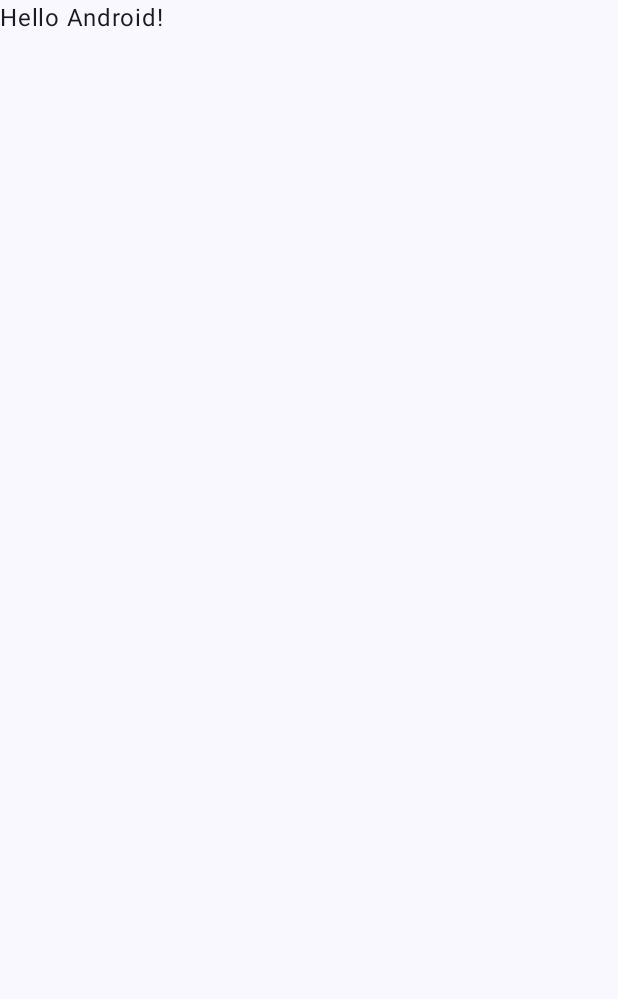
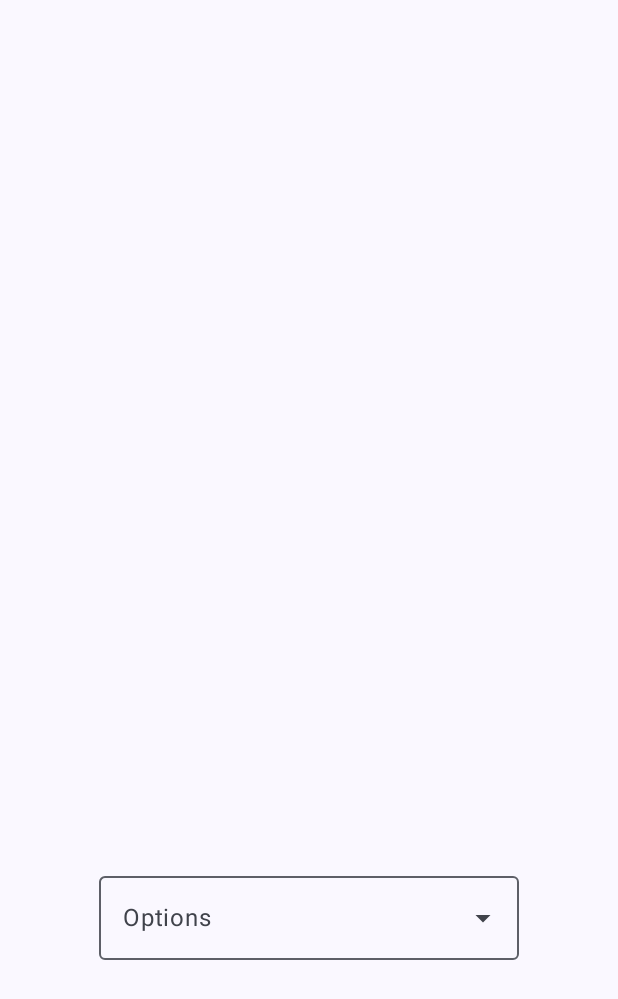
Before and after one commit to Notepad96/GreenGarden, an Android app built with Jetpack Compose: the screen it shows after launch (MainActivity), on a phone screen of 412 x 824 dp. Before the commit the part shown is almost empty. Shown: the top 999 px of the screen. Run offline under Robolectric (Android 15) with nearby library versions, the phone set to English and light mode, and no system bars.

Commit message:
Complete Proejct

```diff
--- a/DropdownMenuBox/app/src/main/java/sps/notepad96/dropdownmenubox/MainActivity.kt
+++ b/DropdownMenuBox/app/src/main/java/sps/notepad96/dropdownmenubox/MainActivity.kt
@@ -4,13 +4,30 @@ import android.os.Bundle
 import androidx.activity.ComponentActivity
 import androidx.activity.compose.setContent
 import androidx.activity.enableEdgeToEdge
+import androidx.compose.foundation.background
+import androidx.compose.foundation.layout.Arrangement
+import androidx.compose.foundation.layout.Column
+import androidx.compose.foundation.layout.PaddingValues
 import androidx.compose.foundation.layout.fillMaxSize
 import androidx.compose.foundation.layout.padding
+import androidx.compose.material3.DropdownMenuItem
+import androidx.compose.material3.ExperimentalMaterial3Api
+import androidx.compose.material3.ExposedDropdownMenuBox
+import androidx.compose.material3.ExposedDropdownMenuDefaults
+import androidx.compose.material3.OutlinedTextField
 import androidx.compose.material3.Scaffold
 import androidx.compose.material3.Text
+import androidx.compose.material3.TextField
 import androidx.compose.runtime.Composable
+import androidx.compose.runtime.getValue
+import androidx.compose.runtime.mutableStateOf
+import androidx.compose.runtime.remember
+import androidx.compose.runtime.setValue
+import androidx.compose.ui.Alignment
 import androidx.compose.ui.Modifier
+import androidx.compose.ui.graphics.Color
 import androidx.compose.ui.tooling.preview.Preview
+import androidx.compose.ui.unit.sp
 import sps.notepad96.dropdownmenubox.ui.theme.DropdownMenuBoxTheme
 
 class MainActivity : ComponentActivity() {
@@ -20,28 +37,48 @@ class MainActivity : ComponentActivity() {
         setContent {
             DropdownMenuBoxTheme {
                 Scaffold(modifier = Modifier.fillMaxSize()) { innerPadding ->
-                    Greeting(
-                        name = "Android",
-                        modifier = Modifier.padding(innerPadding)
-                    )
+                    Main(innerPadding)
                 }
             }
         }
     }
 }
 
+@OptIn(ExperimentalMaterial3Api::class)
 @Composable
-fun Greeting(name: String, modifier: Modifier = Modifier) {
-    Text(
-        text = "Hello $name!",
-        modifier = modifier
-    )
-}
+fun Main(innerPadding: PaddingValues) {
+    val sample = listOf("item01", "item02", "item03", "item04")
+    var text by remember { mutableStateOf("") }
+    var expanded by remember { mutableStateOf(false) }
 
-@Preview(showBackground = true)
-@Composable
-fun GreetingPreview() {
-    DropdownMenuBoxTheme {
-        Greeting("Android")
+    Column(
+        modifier = Modifier
+            .padding(innerPadding)
+            .fillMaxSize(),
+        horizontalAlignment = Alignment.CenterHorizontally,
+        verticalArrangement = Arrangement.SpaceAround
+    ) {
+        Text(text = text, fontSize = 24.sp)
+
+        ExposedDropdownMenuBox(expanded = expanded, onExpandedChange = { expanded = !expanded }) {
+            OutlinedTextField(
+                value = text, onValueChange = {}, modifier = Modifier.menuAnchor(),
+                label = { Text("Options") },
+                readOnly = true,
+                trailingIcon = {
+                    ExposedDropdownMenuDefaults.TrailingIcon(expanded = expanded)
+                }
+            )
+
+            ExposedDropdownMenu(expanded = expanded, onDismissRequest = { expanded = false },
+                modifier = Modifier.background(Color(255, 209, 209, 255))) {
+                sample.forEach { item ->
+                    DropdownMenuItem(text = { Text(item) }, onClick = {
+                        text = item
+                        expanded = false
+                    })
+                }
+            }
+        }
     }
 }
```
